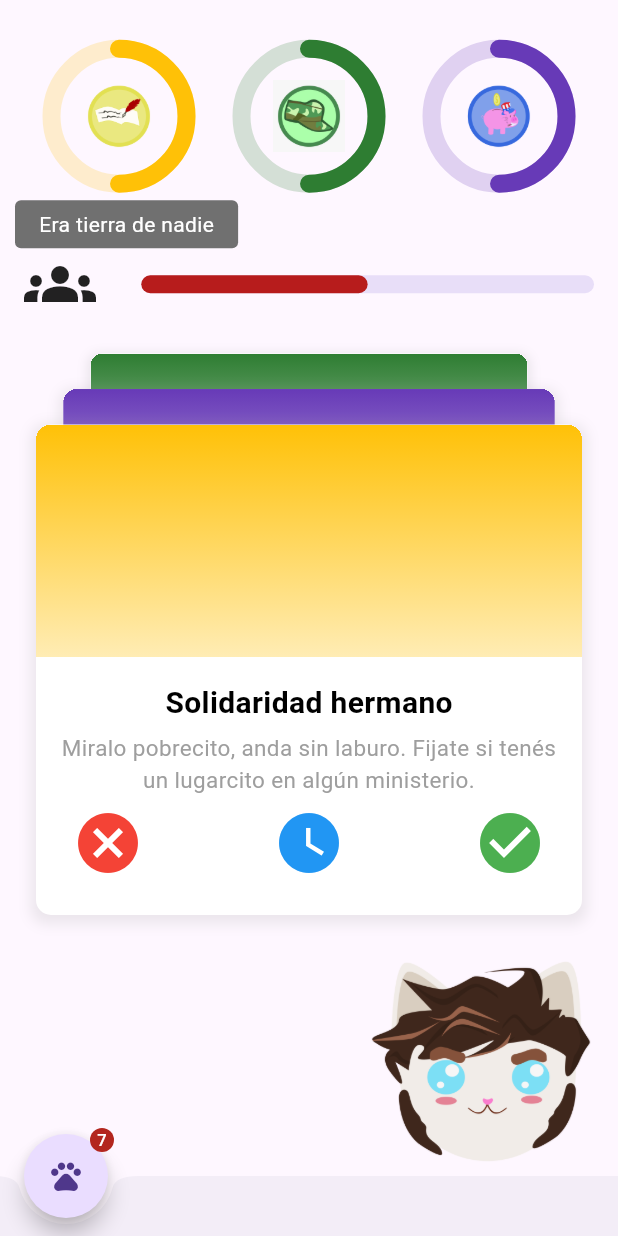
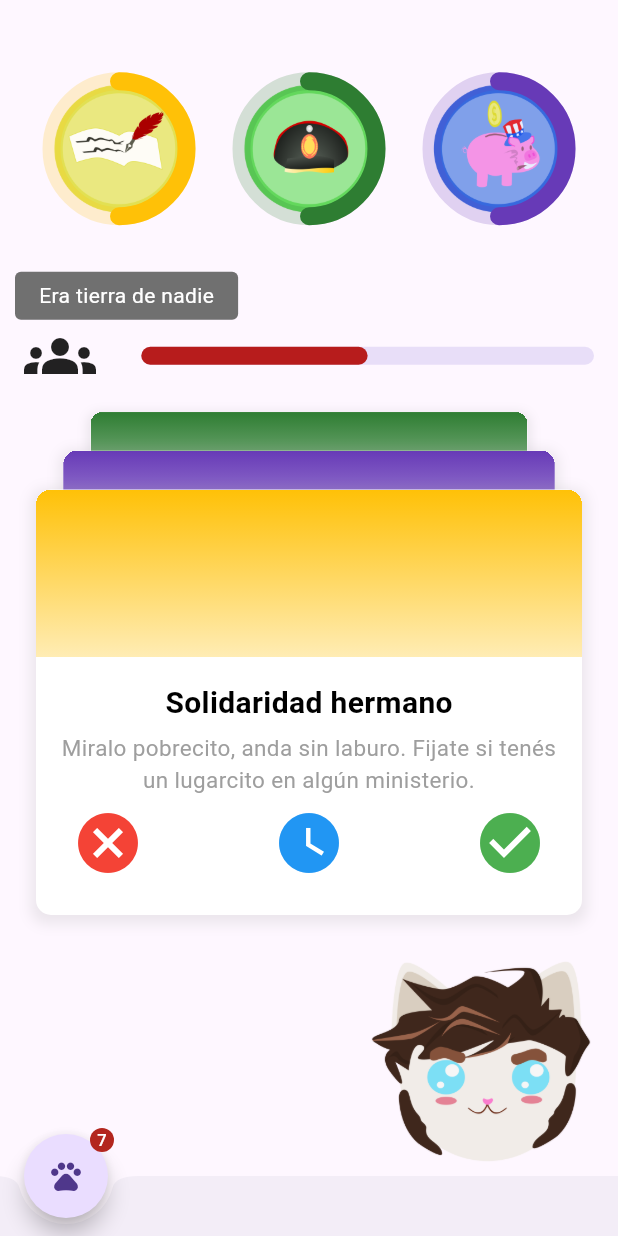
Before and after one commit to renecura/gatito-mimoso, a Flutter app: the Game screen opened by its route, on a phone screen of 412 x 824 dp. Run offline on Flutter 3.47's test engine with Material 3 defaults, Android fonts, the phone set to English and light mode, and no system bars; drawn by our look-alikes of flutter_card_swiper; our stand-ins replace flutter_riverpod.

Commit message:
Tamaños

```diff
--- a/lib/constants.dart
+++ b/lib/constants.dart
@@ -5,7 +5,7 @@ import 'models/patron_model.dart';
 final gente = PatronModel(
   id: 'G',
   color: Colors.red.shade900,
-  imagePath: 'assets/images/gatito/gatito06.png',
+  icon: Icons.group,
   status: Status.gente,
 );
 final casta = PatronModel(
@@ -17,7 +17,7 @@ final casta = PatronModel(
 final fuerzas = PatronModel(
   id: 'F',
   color: Colors.green.shade800,
-  imagePath: 'assets/images/fuerzas_icon.jpeg',
+  imagePath: 'assets/images/gorra.png',
   status: Status.fuerzas,
 );
 final establishment = PatronModel(
--- a/lib/termometros/patronbar.dart
+++ b/lib/termometros/patronbar.dart
@@ -20,14 +20,13 @@ class PatronBar extends ConsumerWidget {
         if (patron.icon != null)
           Icon(
             patron.icon,
-            size: 48,
+            size: 100,
           )
         else if (patron.imagePath != null)
           Image.asset(
             patron.imagePath!,
-            width: 48,
-            height: 48,
-            // Puedes agregar más propiedades según sea necesario
+            width: 100,
+            height: 100,
           ),
         CircularProgressIndicator(
           strokeWidth: 12,
```
Also changed, not shown: assets/images/fuerzas_icon.jpeg (deleted).
